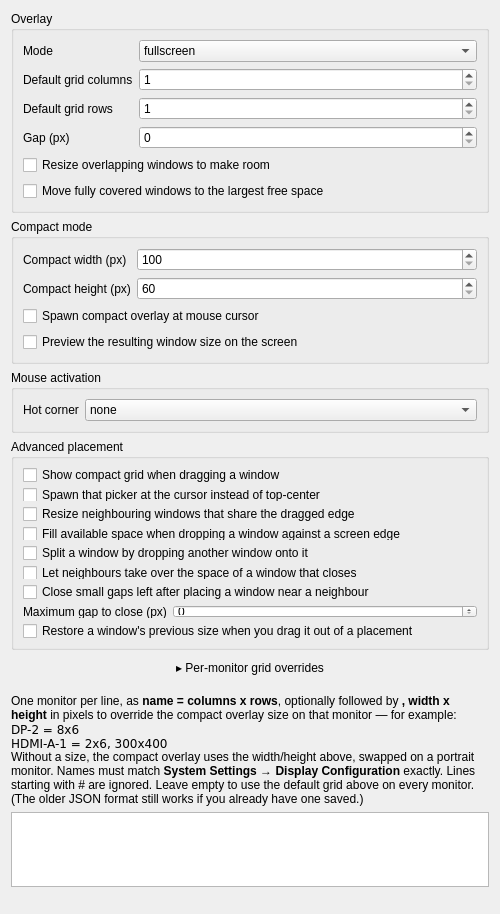
Old version of the form kwinscript/contents/ui/config.ui in the repository Ivan-Malinovski/vibetiles.
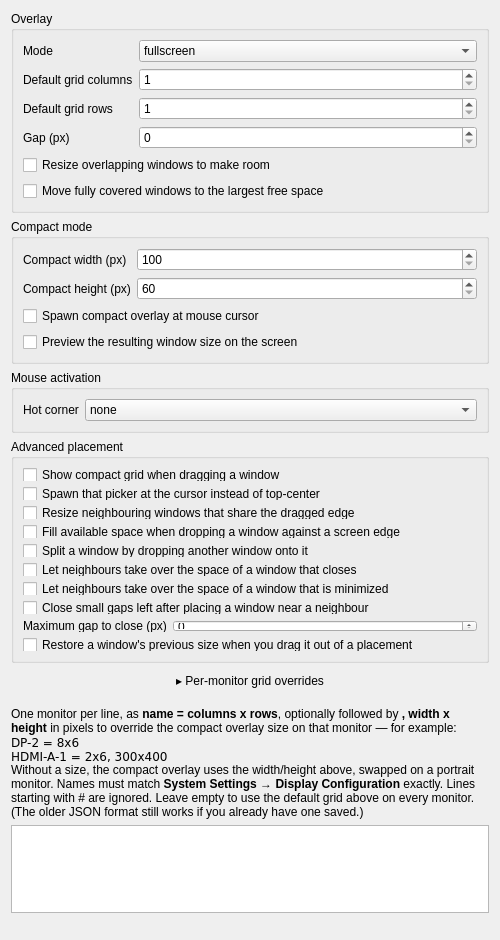
New version of the form.

Commit message:
Give a minimized window's space to its neighbours (opt-in fillOnMinimize)
Restoring the window shrinks the neighbours back, unless they were moved
or resized in the meantime.

Claude-Session: https://claude.ai/code/session_01CVa9kx23RdgceMEw5Uf6kw

```diff
--- a/kwinscript/contents/ui/config.ui
+++ b/kwinscript/contents/ui/config.ui
@@ -269,6 +269,16 @@
        </widget>
       </item>
       <item row="6" column="0" colspan="2">
+       <widget class="QCheckBox" name="kcfg_fillOnMinimize">
+        <property name="text">
+         <string>Let neighbours take over the space of a window that is minimized</string>
+        </property>
+        <property name="toolTip">
+         <string>Like the option above, but when a window is minimized. Restoring the window shrinks the neighbours back to their old size, unless you have moved or resized them in the meantime.</string>
+        </property>
+       </widget>
+      </item>
+      <item row="7" column="0" colspan="2">
        <widget class="QCheckBox" name="kcfg_snapGaps">
         <property name="text">
          <string>Close small gaps left after placing a window near a neighbour</string>
@@ -278,14 +288,14 @@
         </property>
        </widget>
       </item>
-      <item row="7" column="0">
+      <item row="8" column="0">
        <widget class="QLabel" name="label_snapGapMax">
         <property name="text">
          <string>Maximum gap to close (px)</string>
         </property>
        </widget>
       </item>
-      <item row="7" column="1">
+      <item row="8" column="1">
        <widget class="QSpinBox" name="kcfg_snapGapMax">
         <property name="minimum">
          <number>0</number>
@@ -295,7 +305,7 @@
         </property>
        </widget>
       </item>
-      <item row="8" column="0" colspan="2">
+      <item row="9" column="0" colspan="2">
        <widget class="QCheckBox" name="kcfg_restoreSizeOnDrag">
         <property name="text">
          <string>Restore a window's previous size when you drag it out of a placement</string>
```
The commit also changes 4 other files.
